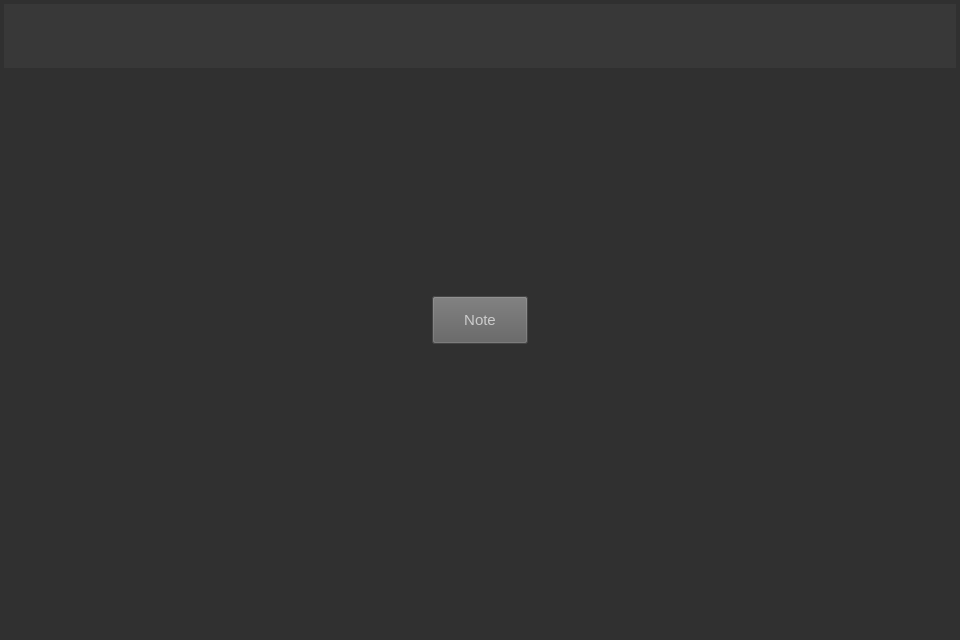
This is qt/synthesizer/ChiptuneMidiSynthesizerWidgetForm.ui in Gaiger/ChiptuneMIDI as Qt 5 draws it before an edit. The edited form follows.
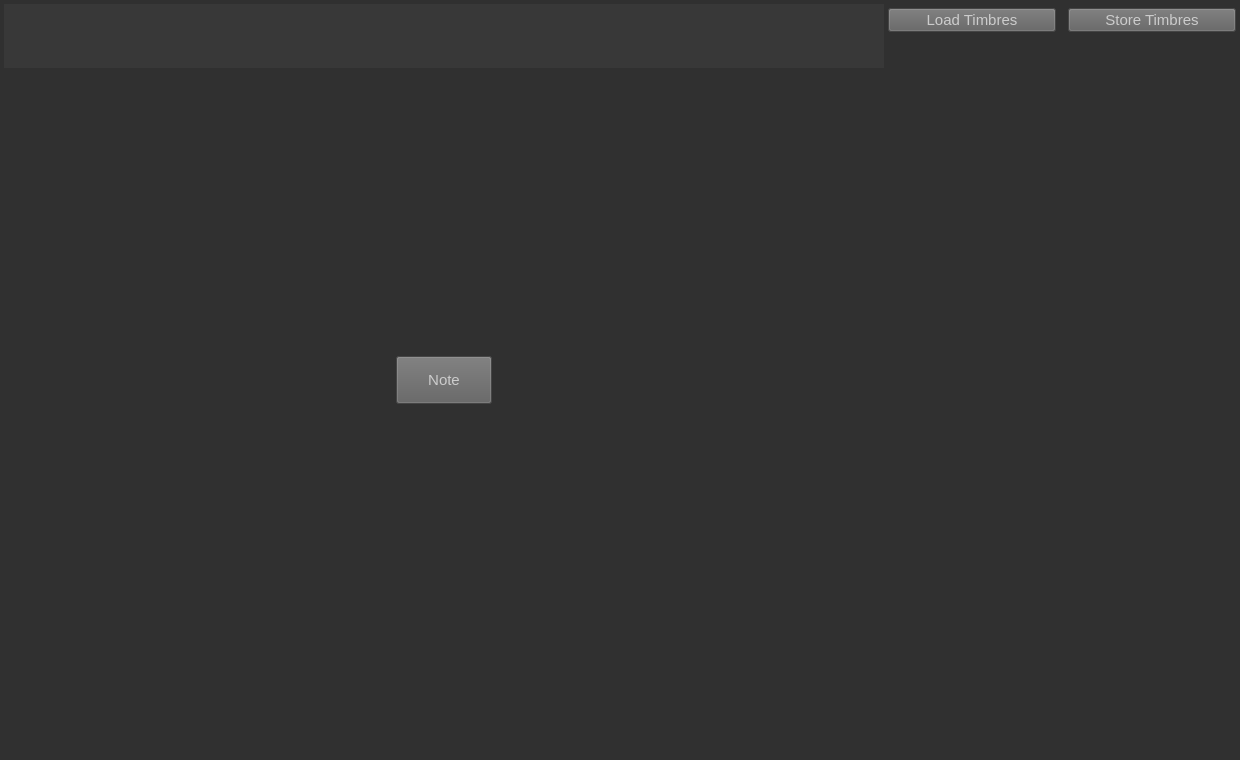
This is the edited form.

Commit message:
feature(qt): share channel timbre widgets with synthesizer
- move ChannelListWidget and ChannelNodeWidget out of qt/player without content changes

- update player and synthesizer build files to use the shared widget paths

- add initial synthesizer GUI wiring for channel output and melodic timbre controls without full GUI state synchronization

- add initial synthesizer timbre load/store wiring

- restart synthesizer audio playback when AudioPlayer enters idle

What changed in the file:
```diff
--- a/qt/synthesizer/ChiptuneMidiSynthesizerWidgetForm.ui
+++ b/qt/synthesizer/ChiptuneMidiSynthesizerWidgetForm.ui
@@ -6,8 +6,8 @@
    <rect>
     <x>0</x>
     <y>0</y>
-    <width>960</width>
-    <height>640</height>
+    <width>1240</width>
+    <height>760</height>
    </rect>
   </property>
   <property name="font">
@@ -65,7 +65,7 @@
     <rect>
      <x>4</x>
      <y>4</y>
-     <width>952</width>
+     <width>880</width>
      <height>64</height>
     </rect>
    </property>
@@ -79,8 +79,8 @@
   <widget class="QPushButton" name="NotePushButton">
    <property name="geometry">
     <rect>
-     <x>432</x>
-     <y>296</y>
+     <x>396</x>
+     <y>356</y>
      <width>96</width>
      <height>48</height>
     </rect>
@@ -89,6 +89,42 @@
     <string>Note</string>
    </property>
   </widget>
+  <widget class="QWidget" name="TimbreListWidget" native="true">
+   <property name="geometry">
+    <rect>
+     <x>888</x>
+     <y>40</y>
+     <width>348</width>
+     <height>716</height>
+    </rect>
+   </property>
+  </widget>
+  <widget class="QPushButton" name="LoadTimbresPushButton">
+   <property name="geometry">
+    <rect>
+     <x>888</x>
+     <y>8</y>
+     <width>168</width>
+     <height>24</height>
+    </rect>
+   </property>
+   <property name="text">
+    <string>Load Timbres</string>
+   </property>
+  </widget>
+  <widget class="QPushButton" name="StoreTimbresPushButton">
+   <property name="geometry">
+    <rect>
+     <x>1068</x>
+     <y>8</y>
+     <width>168</width>
+     <height>24</height>
+    </rect>
+   </property>
+   <property name="text">
+    <string>Store Timbres</string>
+   </property>
+  </widget>
  </widget>
  <resources/>
  <connections/>
```
The commit also changes 11 other files.
